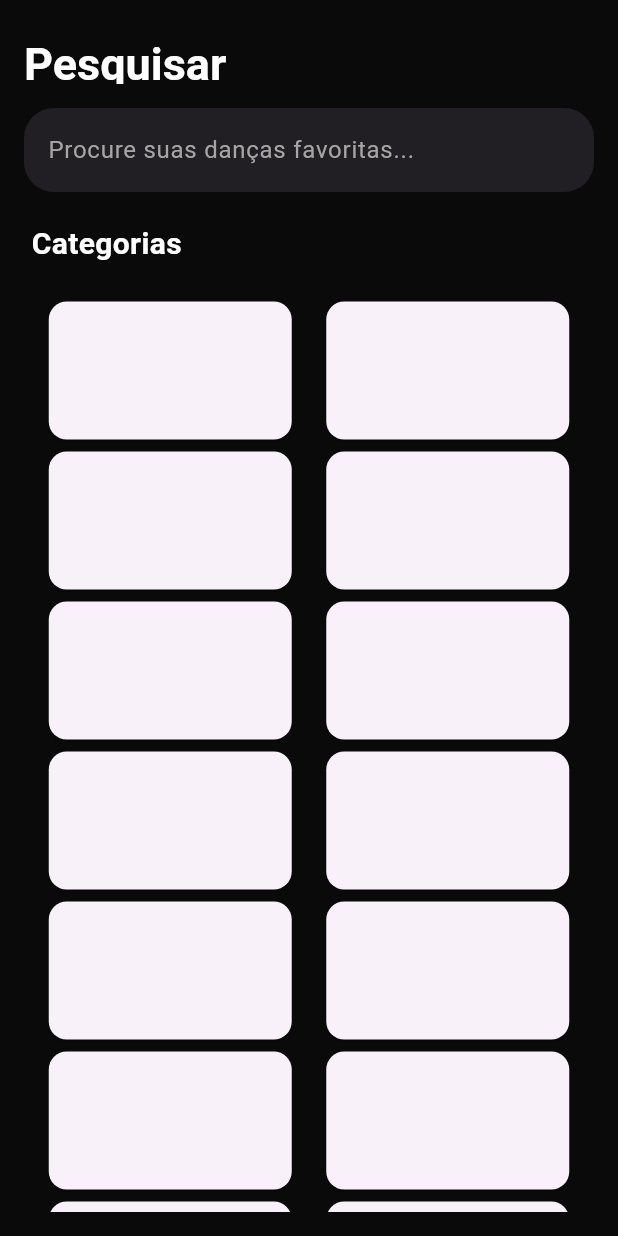
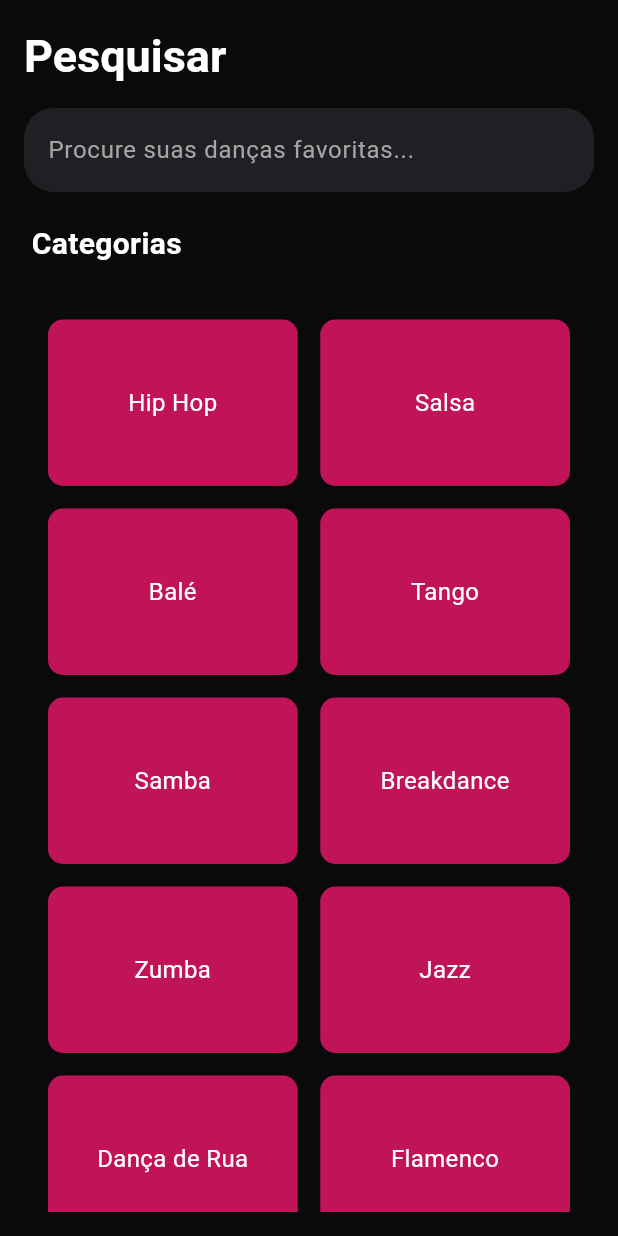
Before and after one commit to Geotryy/Danzify, a Flutter app: the SearchScreen screen opened directly, on a phone screen of 412 x 824 dp. Run offline on Flutter 3.47's test engine with Material 3 defaults, Android fonts, the light colour scheme and no system bars; our stand-ins replace firebase_core, google_nav_bar; accounts and stored records are empty.

Commit message:
tela de pesquisa melhorada com categorias, map de categorias, e outras leves alteracoes

```diff
--- a/lib/src/components/home/widget_home.dart
+++ b/lib/src/components/home/widget_home.dart
@@ -1,4 +1,5 @@
 import 'package:flutter/material.dart';
+import 'package:quiz/src/components/colors/colors.dart';
 
 Widget titleListView(context, String title) {
   return Padding(
@@ -24,7 +25,7 @@ Widget listCardHorizontal() {
               children: [
                 Expanded(
                   child: Container(
-                    color: Colors.blue,
+                    color: CustomColors.getColor(50),
                   ),
                 ),
                 const Padding(
--- /dev/null
+++ b/lib/src/components/search/map_categ.dart
@@ -0,0 +1,44 @@
+import 'package:flutter/material.dart';
+
+Map<String, List<Map<String, String>>> categories = {
+  "Hip Hop": [
+    {"title": "Hip Hop Basics", "url": "https://example.com/hiphop1"},
+    {"title": "Advanced Hip Hop Moves", "url": "https://example.com/hiphop2"}
+  ],
+  "Salsa": [
+    {"title": "Salsa Beginners", "url": "https://example.com/salsa1"},
+    {"title": "Salsa Intermediate", "url": "https://example.com/salsa2"}
+  ],
+  "Balé": [
+    {"title": "Introduction to Ballet", "url": "https://firebasestorage.googleapis.com/v0/b/danzify.appspot.com/o/bale%2F2.jpg?alt=media&token=b40fea47-445c-470d-9a39-0aabfd563fa31"},
+    {"title": "Ballet Techniques", "url": "https://firebasestorage.googleapis.com/v0/b/danzify.appspot.com/o/bale%2F1.jpg?alt=media&token=8fe5cab2-a257-4fdc-8073-c9f7d2407a9e"}
+  ],
+  "Tango": [
+    {"title": "Tango Fundamentals", "url": "https://example.com/tango1"},
+    {"title": "Tango Advanced", "url": "https://example.com/tango2"}
+  ],
+  "Samba": [
+    {"title": "Samba Step by Step", "url": "https://example.com/samba1"},
+    {"title": "Samba Masterclass", "url": "https://example.com/samba2"}
+  ],
+  "Breakdance": [
+    {"title": "Breaking Basics", "url": "https://example.com/breakdance1"},
+    {"title": "Power Moves", "url": "https://example.com/breakdance2"}
+  ],
+  "Zumba": [
+    {"title": "Zumba Warm-up", "url": "https://example.com/zumba1"},
+    {"title": "Full Zumba Routine", "url": "https://example.com/zumba2"}
+  ],
+  "Jazz": [
+    {"title": "Jazz Dance for Beginners", "url": "https://example.com/jazz1"},
+    {"title": "Jazz Intermediate", "url": "https://example.com/jazz2"}
+  ],
+  "Dança de Rua": [
+    {"title": "Contemporary Flow", "url": "https://example.com/contemporary1"},
+    {"title": "Expressive Dance", "url": "https://example.com/contemporary2"}
+  ],
+  "Flamenco": [
+    {"title": "Flamenco Basics", "url": "https://example.com/flamenco1"},
+    {"title": "Flamenco Performance", "url": "https://example.com/flamenco2"}
+  ],
+};
--- a/lib/src/components/search/widget.dart
+++ b/lib/src/components/search/widget.dart
@@ -1,27 +1,53 @@
 import 'package:flutter/material.dart';
+import 'package:quiz/src/components/colors/colors.dart';
+import 'package:quiz/src/components/search/map_categ.dart';
 
 Widget verticalListCategories() {
-  return SizedBox(
-    width: 415,
+  List<String> categoryNames = categories.keys.toList();
+  return GridView.builder(
+    padding: const EdgeInsets.all(16.0),
+    gridDelegate: const SliverGridDelegateWithFixedCrossAxisCount(
+      crossAxisCount: 2, // 2 colunas por linha
+      crossAxisSpacing: 15.0, // Espaçamento horizontal entre os containers
+      mainAxisSpacing: 15.0, // Espaçamento vertical entre os containers
+      childAspectRatio:
+          1.5, // Controla a proporção largura/altura dos containers
+    ),
+    itemCount: categoryNames.length, // Total de categorias
+    itemBuilder: (context, index) {
+      return Container(
+        decoration: BoxDecoration(
+          color: CustomColors.getColor(50),
+          borderRadius: BorderRadius.circular(10),
+        ),
+        child: Center(
+          child: Text(
+            categoryNames[index],
+            style: const TextStyle(color: Colors.white, fontSize: 16),
+            textAlign: TextAlign.center,
+          ),
+        ),
+      );
+    },
+  );
+}
+
+Widget horizontalListCategories() {
+  List<String> categoryNames = categories.keys.toList();
+  return Container(
+    margin: const EdgeInsets.all(16),
+    width: double.infinity,
     child: ListView.builder(
-        itemCount: 10,
-        scrollDirection: Axis.vertical,
+        itemCount: categoryNames.length,
         itemBuilder: (context, index) {
-          return Row(
-            mainAxisAlignment: MainAxisAlignment.center,
-            children: [
-              Container(
-                width: 170,
-                height: 100,
-                margin: const EdgeInsets.only(right: 15),
-                child: const Card(),
+          return Container(
+            child: Card(
+              color: CustomColors.getColor(50),
+              child: Text(
+                categoryNames[index],
+                style: TextStyle(fontSize: 20, color: Colors.white),
               ),
-              Container(
-                width: 170,
-                height: 100,
-                child: Card(),
-              )
-            ],
+            ),
           );
         }),
   );
--- a/lib/src/screens/search.dart
+++ b/lib/src/screens/search.dart
@@ -1,12 +1,15 @@
 import 'package:flutter/material.dart';
+
 import 'package:quiz/src/components/search/widget.dart';
 
 class SearchScreen extends StatefulWidget {
   const SearchScreen({super.key});
 
+
   @override
   State<SearchScreen> createState() => _SearchScreenState();
 }
+
 
 class _SearchScreenState extends State<SearchScreen> {
   @override
@@ -18,7 +21,7 @@ class _SearchScreenState extends State<SearchScreen> {
         elevation: 0.0, // Sem sombra
         automaticallyImplyLeading: false,
         title: const Padding(
-          padding: EdgeInsets.only(top: 30),
+          padding: EdgeInsets.only(top: 20),
           child: Text(
             'Pesquisar',
             style: TextStyle(
@@ -36,7 +39,8 @@ class _SearchScreenState extends State<SearchScreen> {
         ),
       ),
       //
-      body: Container(
+      body: OrientationBuilder(builder: (context, orientation) {
+        return Container(
           padding: const EdgeInsets.all(16.0), // Espaço ao redor do TextField
           child: Column(
             mainAxisAlignment: MainAxisAlignment.start,
@@ -50,19 +54,19 @@ class _SearchScreenState extends State<SearchScreen> {
                         color: Color.fromARGB(255, 165, 165, 165)),
                     fillColor: const Color(0xFF211f24), // Cor de fundo
                     border: OutlineInputBorder(
-                    borderRadius:
-                        BorderRadius.circular(20), // Arredondamento das bordas
+                      borderRadius: BorderRadius.circular(
+                          20), // Arredondamento das bordas
                       borderSide: BorderSide.none, // Sem borda visível
                     ),
                     enabledBorder: OutlineInputBorder(
-                    borderRadius:
-                        BorderRadius.circular(20), // Arredondamento das bordas
+                      borderRadius: BorderRadius.circular(
+                          20), // Arredondamento das bordas
                       borderSide:
                           BorderSide.none, // Sem borda visível quando inativo
                     ),
                     focusedBorder: OutlineInputBorder(
-                    borderRadius:
-                        BorderRadius.circular(20), // Arredondamento das bordas
+                      borderRadius: BorderRadius.circular(
+                          20), // Arredondamento das bordas
                       borderSide:
                           BorderSide.none, // Sem borda visível quando ativo
                     ),
@@ -72,8 +76,7 @@ class _SearchScreenState extends State<SearchScreen> {
               const Align(
                 alignment: Alignment.topLeft,
                 child: Padding(
-                padding:
-                     EdgeInsets.symmetric(vertical: 20, horizontal: 5),
+                  padding: EdgeInsets.symmetric(vertical: 20, horizontal: 5),
                   child: Text(
                     'Categorias',
                     style: TextStyle(
@@ -84,10 +87,15 @@ class _SearchScreenState extends State<SearchScreen> {
                   ),
                 ),
               ),
-            Expanded(child: verticalListCategories())
+              Expanded(
+                child: orientation == Orientation.portrait
+                    ? verticalListCategories()
+                    : horizontalListCategories(),
+              ),
             ],
           ),
-      ),
+        );
+      }),
     );
   }
 }
```
Also changed, not shown: lib/src/components/colors/colors.dart (+12 -13 lines), lib/src/screens/profile.dart (+19 -1 lines). Lines whose indentation alone changed are shown as unchanged.
